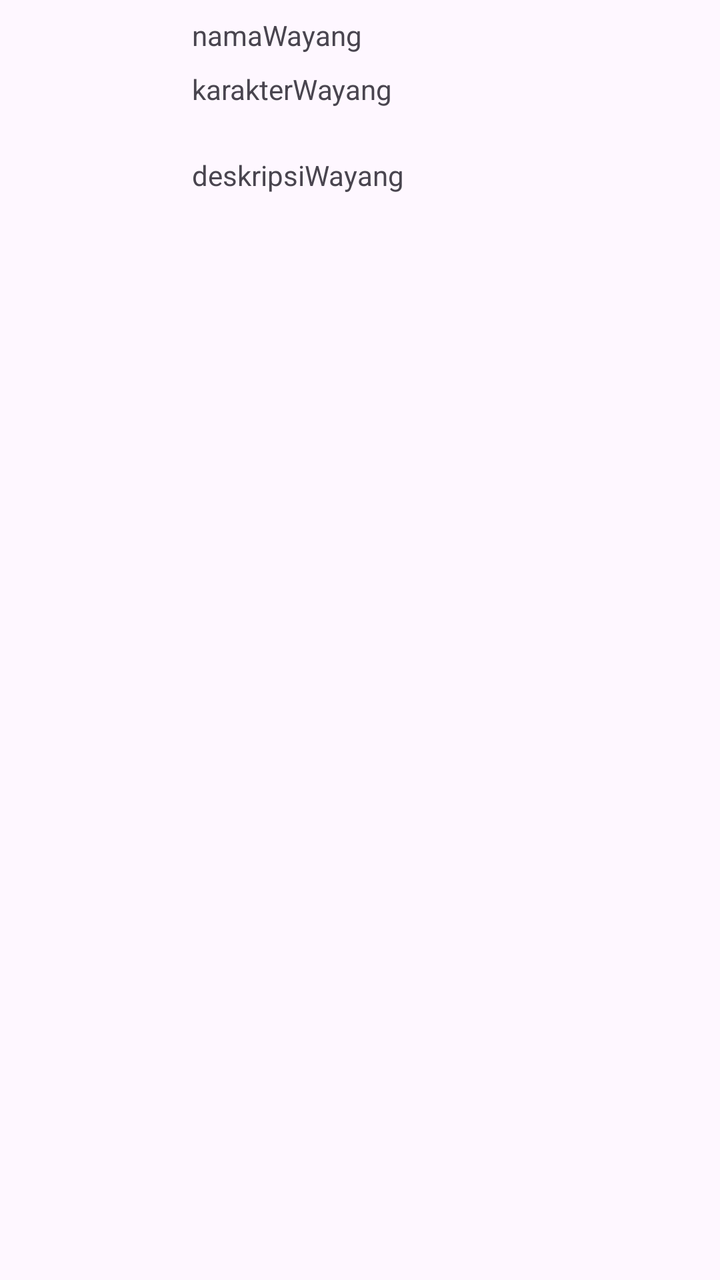
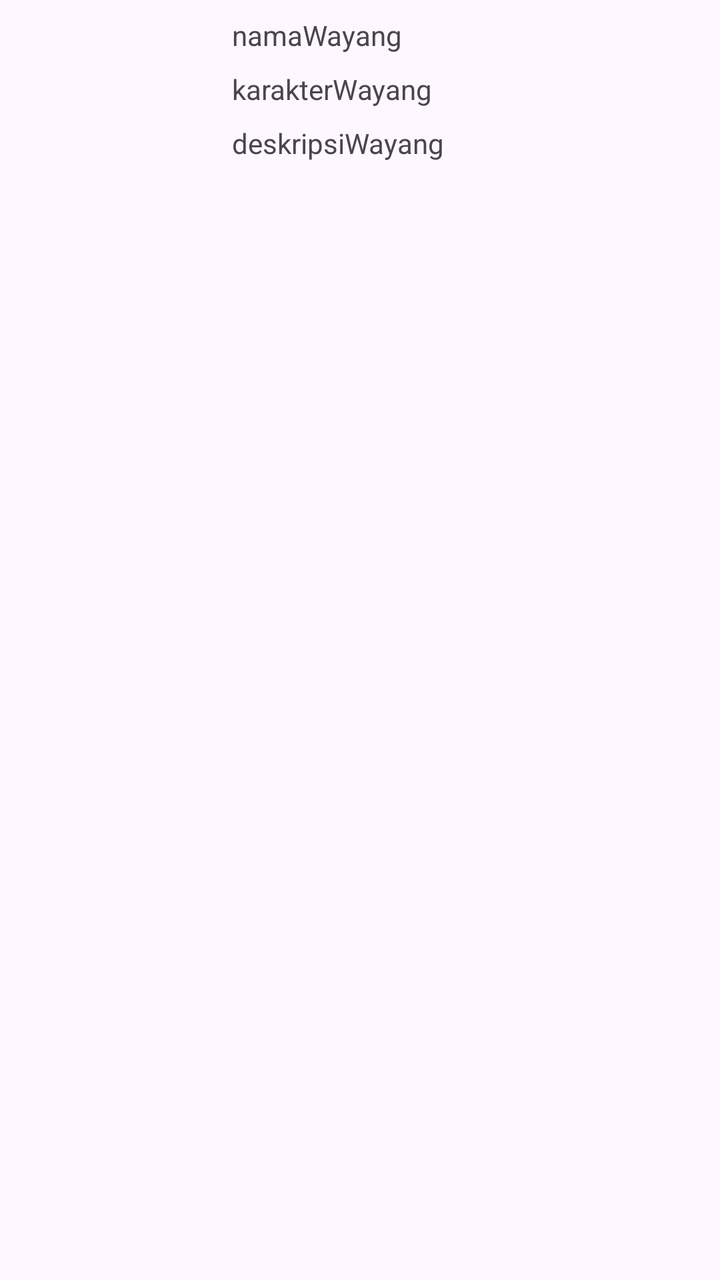

Before-and-after screenshots of an Android layout around one commit, followed by the original layout XML and the change that was made.
<!-- AndroidManifest.xml: application theme Theme.RECYCLERVIEW -->
<!-- res/layout/item_recycler.xml -->
<?xml version="1.0" encoding="utf-8"?>
<androidx.constraintlayout.widget.ConstraintLayout
    xmlns:android="http://schemas.android.com/apk/res/android"
    android:layout_width="match_parent"
    android:layout_height="wrap_content"
    xmlns:app="http://schemas.android.com/apk/res-auto">

    <ImageView
        android:layout_width="80dp"
        android:layout_height="80dp"
        android:layout_margin="8dp"
        android:id="@+id/gambarWayang"
        app:layout_constraintTop_toTopOf="parent"
        app:layout_constraintStart_toStartOf="parent"/>

    <TextView
        android:layout_width="wrap_content"
        android:layout_height="wrap_content"
        android:layout_marginStart="8dp"
        android:id="@+id/namaWayang"
        android:text="namaWayang"
        app:layout_constraintStart_toEndOf="@id/gambarWayang"
        app:layout_constraintTop_toTopOf="@id/gambarWayang"/>

    <TextView
        android:layout_width="wrap_content"
        android:layout_height="wrap_content"
        android:layout_marginStart="8dp"
        android:layout_marginTop="8dp"
        android:id="@+id/karakterWayang"
        android:text="karakterWayang"
        app:layout_constraintStart_toEndOf="@+id/gambarWayang"
        app:layout_constraintTop_toBottomOf="@+id/namaWayang"/>

    <TextView
        android:layout_width="0dp"
        android:layout_height="wrap_content"
        android:layout_marginStart="8dp"
        android:layout_marginTop="24dp"
        android:id="@+id/deskripsiWayang"
        android:text="deskripsiWayang"
        app:layout_constraintStart_toEndOf="@+id/gambarWayang"
        app:layout_constraintEnd_toEndOf="parent"
        app:layout_constraintTop_toBottomOf="@+id/karakterWayang"/>
</androidx.constraintlayout.widget.ConstraintLayout>
<!-- resources referenced by this layout -->
<resources>
  <style name="Theme.RECYCLERVIEW" parent="Base.Theme.RECYCLERVIEW" />
  <style name="Base.Theme.RECYCLERVIEW" parent="Theme.Material3.DayNight.NoActionBar">
          
          
      </style>
</resources>

<!-- the commit's change to res/layout/item_recycler.xml (unified diff, before → after) -->
@@ -6,8 +6,8 @@
     xmlns:app="http://schemas.android.com/apk/res-auto">
 
     <ImageView
-        android:layout_width="80dp"
-        android:layout_height="80dp"
+        android:layout_width="100dp"
+        android:layout_height="100dp"
         android:layout_margin="8dp"
         android:id="@+id/gambarWayang"
         app:layout_constraintTop_toTopOf="parent"
@@ -36,7 +36,7 @@
         android:layout_width="0dp"
         android:layout_height="wrap_content"
         android:layout_marginStart="8dp"
-        android:layout_marginTop="24dp"
+        android:layout_marginTop="8dp"
         android:id="@+id/deskripsiWayang"
         android:text="deskripsiWayang"
         app:layout_constraintStart_toEndOf="@+id/gambarWayang"
